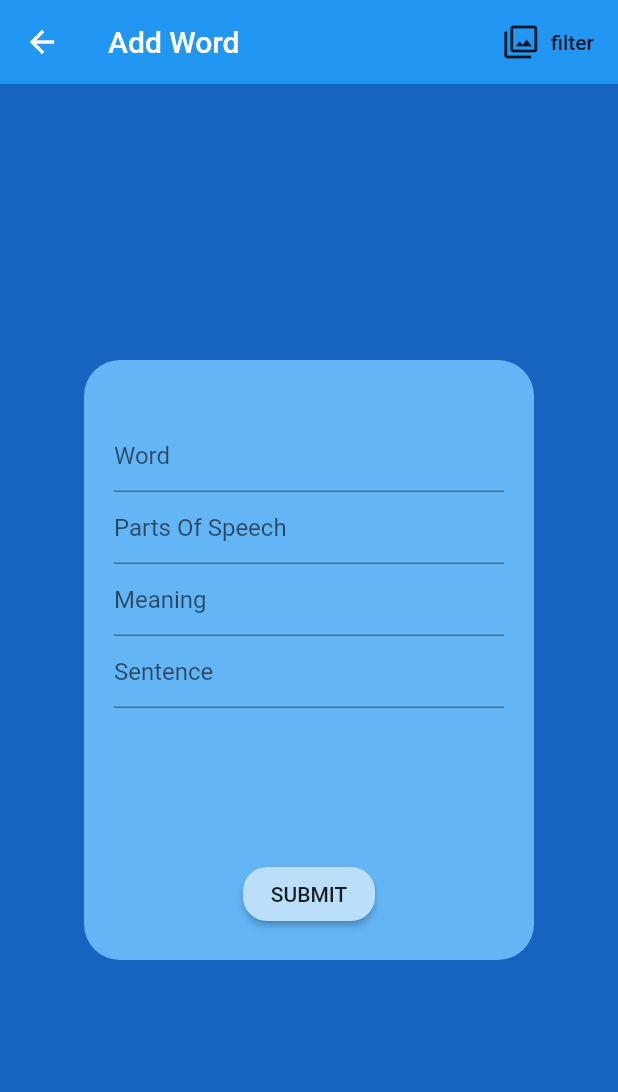
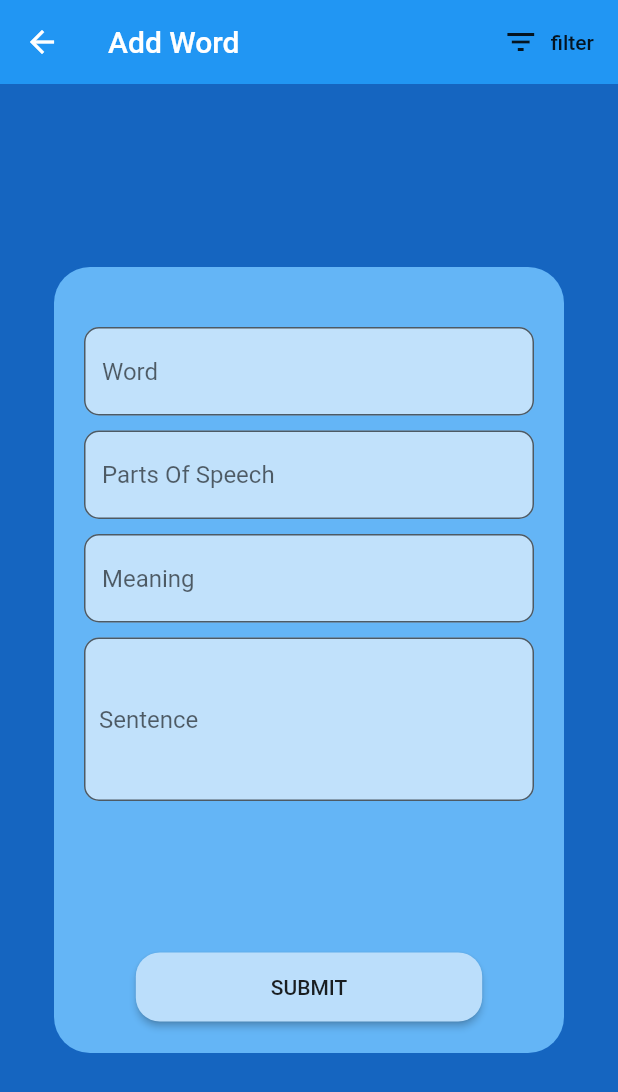
Before and after one commit to AbdulBasit313/flutter-firebase-vocabulary-builder, a Flutter app: the screen it shows once a user with an empty profile is signed in, after a tap on the "add" icon, on a phone screen of 412 x 824 dp. Shown: the top 1092 px of the screen. Run offline on Flutter 3.47's test engine with Material 2 defaults, Android fonts, the phone set to English and light mode, and no system bars; our stand-ins replace cloud_firestore, firebase_auth, flutter_spinkit; accounts and stored records are empty.

```diff
--- a/lib/screens/home/add_word.dart
+++ b/lib/screens/home/add_word.dart
@@ -23,7 +23,7 @@ class _AddWordState extends State<AddWord> {
         elevation: 0.0,
         actions: <Widget>[
           FlatButton.icon(
-            icon: Icon(Icons.filter),
+            icon: Icon(Icons.filter_list),
             label: Text('filter'),
             onPressed: () {},
           ),
@@ -36,8 +36,8 @@ class _AddWordState extends State<AddWord> {
               borderRadius: BorderRadius.circular(24.0),
               color: Colors.blue[300],
             ),
-            width: 300,
-            height: 400,
+            width: 340,
+            // height: 400,
             padding: EdgeInsets.symmetric(vertical: 20.0, horizontal: 20.0),
             child: Form(
               key: _formKey,
@@ -47,31 +47,60 @@ class _AddWordState extends State<AddWord> {
                   TextFormField(
                     decoration: InputDecoration(
                       hintText: 'Word',
+                      filled: true,
+                      fillColor: Colors.white60,
+                      border: OutlineInputBorder(
+                        borderRadius: BorderRadius.circular(10.0),
+                        borderSide: BorderSide(),
+                      ),
                     ),
                     // validator: (val) => val.isEmpty ? 'Enter an email' : null,
                     onChanged: (val) {
                       setState(() => word = val);
                     },
                   ),
+                  SizedBox(height: 10.0),
                   TextFormField(
                     decoration: InputDecoration(
                       hintText: 'Parts Of Speech',
+                      filled: true,
+                      fillColor: Colors.white60,
+                      border: OutlineInputBorder(
+                        borderRadius: BorderRadius.circular(10.0),
+                        borderSide: BorderSide(),
+                      ),
                     ),
                     onChanged: (val) {
                       setState(() => partsOfSpeech = val);
                     },
                   ),
+                  SizedBox(height: 10.0),
                   TextFormField(
                     decoration: InputDecoration(
                       hintText: 'Meaning',
+                      filled: true,
+                      fillColor: Colors.white60,
+                      border: OutlineInputBorder(
+                        borderRadius: BorderRadius.circular(10.0),
+                        borderSide: BorderSide(),
+                      ),
                     ),
                     onChanged: (val) {
                       setState(() => meaning = val);
                     },
                   ),
+                  SizedBox(height: 10.0),
                   TextFormField(
                     decoration: InputDecoration(
+                      contentPadding: EdgeInsets.symmetric(
+                          vertical: 45.0, horizontal: 10.0),
                       hintText: 'Sentence',
+                      filled: true,
+                      fillColor: Colors.white60,
+                      border: OutlineInputBorder(
+                        borderRadius: BorderRadius.circular(10.0),
+                        borderSide: BorderSide(),
+                      ),
                     ),
                     onChanged: (val) {
                       setState(() => sentence = val);
@@ -79,6 +108,8 @@ class _AddWordState extends State<AddWord> {
                   ),
                   SizedBox(height: 100.0),
                   RaisedButton(
+                      padding: EdgeInsets.symmetric(
+                          vertical: 15.0, horizontal: 90.0),
                       color: Colors.blue[100],
                       shape: RoundedRectangleBorder(
                         borderRadius: BorderRadius.circular(16.0),
--- a/lib/screens/home/vocab_list.dart
+++ b/lib/screens/home/vocab_list.dart
@@ -1,6 +1,7 @@
 import 'package:flutter/cupertino.dart';
 import 'package:provider/provider.dart';
 import 'package:vocabulary_app/models/vocab.dart';
+import 'package:vocabulary_app/screens/home/vocab_tile.dart';
 
 class VocabList extends StatefulWidget {
   @override
@@ -10,8 +11,9 @@ class VocabList extends StatefulWidget {
 class _VocabListState extends State<VocabList> {
   @override
   Widget build(BuildContext context) {
-    // final vocabs = Provider.of<List<Vocab>>(context);
+    final vocabs = Provider.of<List<Vocab>>(context);
 
+    print('vocabs length ${vocabs.length}');
     // vocabs.forEach((vocab) {
     //   print('word === ${vocab.word}');
     //   print('partsOfSpeech === ${vocab.partsOfSpeech}');
@@ -19,10 +21,10 @@ class _VocabListState extends State<VocabList> {
     //   print('sentence === ${vocab.sentence}');
     // });
 
-    return Container(
-      child: Text(
-        'list of words',
-      ),
-    );
+    return ListView.builder(
+        itemCount: vocabs.length,
+        itemBuilder: (context, index) {
+          return VocabTile(vocab: vocabs[index]);
+        });
   }
 }
--- /dev/null
+++ b/lib/screens/home/vocab_tile.dart
@@ -0,0 +1,20 @@
+import 'package:flutter/material.dart';
+import 'package:vocabulary_app/models/vocab.dart';
+
+class VocabTile extends StatelessWidget {
+  final Vocab vocab;
+  VocabTile({this.vocab});
+
+  @override
+  Widget build(BuildContext context) {
+    return Padding(
+        padding: EdgeInsets.only(top: 8.0),
+        child: Card(
+          margin: EdgeInsets.fromLTRB(20.0, 6.0, 20.0, 0.0),
+          child: ListTile(
+            title: Text(vocab.word),
+            subtitle: Text(vocab.meaning),
+          ),
+        ));
+  }
+}
```
